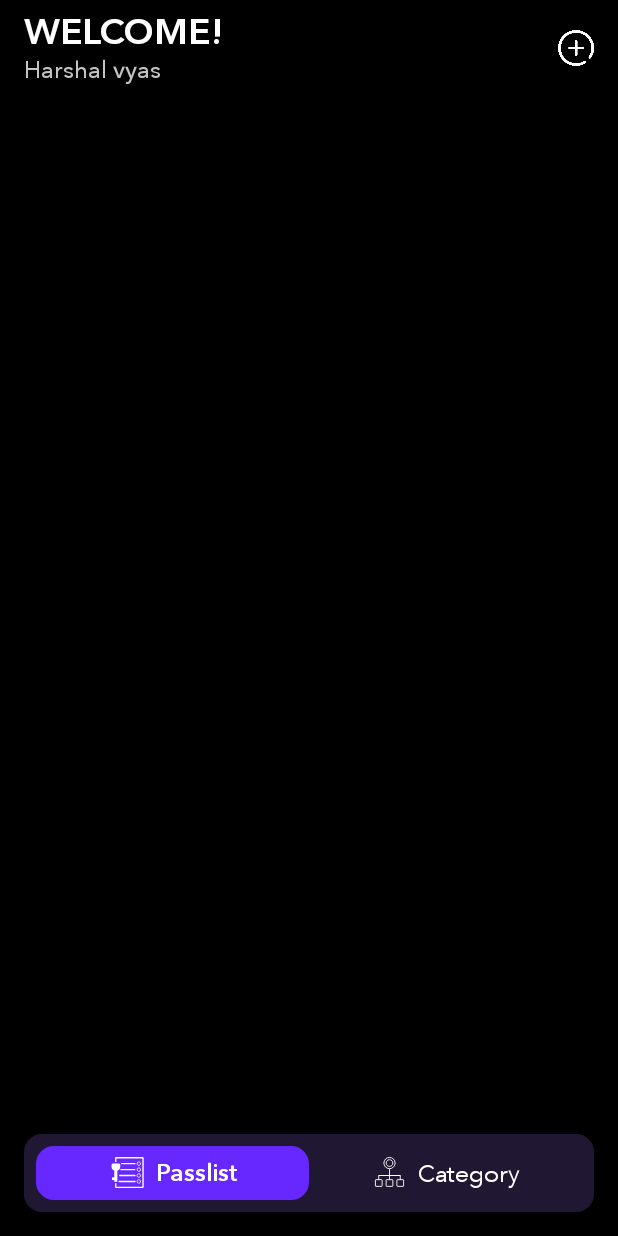
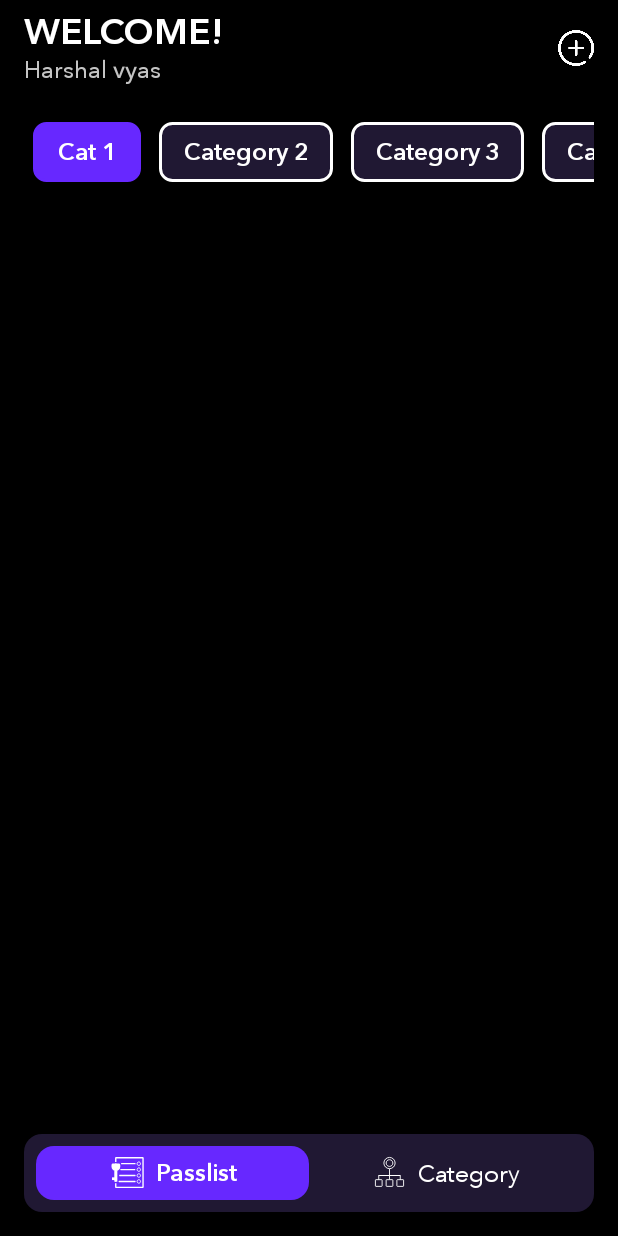
Before and after one commit to hvyas3662/Passlocker, an Android app: the MainActivity screen opened directly, with no data from a screen before it, on a phone screen of 412 x 824 dp. Run offline under Robolectric (Android 15) with nearby library versions, the phone set to English and light mode, and no system bars; our stand-ins replace Dagger/Hilt's generated code, Timber; libraries missing offline, so code that uses them is left out: com.xiaofeng.flowlayoutmanager.

Commit message:
ButtonList Fixed

```diff
--- a/app/src/main/java/com/elevationsoft/passlocker/presentation/home_screen/MainActivity.kt
+++ b/app/src/main/java/com/elevationsoft/passlocker/presentation/home_screen/MainActivity.kt
@@ -6,6 +6,8 @@ import androidx.appcompat.app.AppCompatActivity
 import com.elevationsoft.passlocker.databinding.ActivityMainBinding
 import com.elevationsoft.passlocker.presentation.add_category.AddCategoryActivity
 import com.elevationsoft.passlocker.presentation.add_credentials.AddCredentialsActivity
+import com.elevationsoft.passlocker.utils.ButtonList
+import com.elevationsoft.passlocker.utils.ContextUtils.toast
 import dagger.hilt.android.AndroidEntryPoint
 import timber.log.Timber
 
@@ -31,5 +33,26 @@ class MainActivity : AppCompatActivity() {
                 startActivity(Intent(this@MainActivity, AddCategoryActivity::class.java))
             }
         }
+        val dataList = ArrayList<String>()
+        dataList.add("Cat 1")
+        dataList.add("Category 2")
+        dataList.add("Category 3")
+        dataList.add("Category 4")
+        dataList.add("Category 5")
+        dataList.add("Category 5")
+        dataList.add("Category 7")
+        dataList.add("Category 8")
+        val btnList = ButtonList.with(this)
+            .setLayoutManager(ButtonList.LINEAR_LAYOUT_MANAGER)
+            .setOrientation(ButtonList.ORIENTATION_HORIZONTAL)
+            .setRecyclerViewHeight(48)
+            .setDataList(dataList)
+            .setSelectListener(object : ButtonList.ItemListener {
+                override fun onItemClick(item: String, index: Int) {
+                    toast("$item ($index)")
+                }
+            })
+        binding.llCatTabs.removeAllViews()
+        binding.llCatTabs.addView(btnList.createView())
     }
 }
--- a/app/src/main/java/com/elevationsoft/passlocker/utils/ButtonList.kt
+++ b/app/src/main/java/com/elevationsoft/passlocker/utils/ButtonList.kt
@@ -31,6 +31,26 @@ class ButtonList {
         var LINEAR_LAYOUT_MANAGER = 36665
         var RECYCLER_VIEW_HEIGHT_MATCH_PARENT = -100
         var RECYCLER_VIEW_HEIGHT_WRAP_CONTENT = -200
+
+        fun with(ctx: Context): ButtonList {
+            val instance = ButtonList()
+            instance.ctx = ctx
+            instance.btnBg = ContextCompat.getColor(ctx, R.color.colorOverlay1)
+            instance.btnFg = ContextCompat.getColor(ctx, R.color.textPrimary)
+            instance.btnBorder = ContextCompat.getColor(ctx, R.color.textPrimary)
+
+            instance.btnBgSelected = ContextCompat.getColor(ctx, R.color.colorAccent)
+            instance.btnFgSelected = ContextCompat.getColor(ctx, R.color.textPrimary)
+            instance.btnBorderSelected = ContextCompat.getColor(ctx, R.color.colorAccent)
+
+            instance.borderWidth = 2.dp
+            instance.borderRadius = 8.dp
+            instance.orientation = ORIENTATION_HORIZONTAL
+            instance.layoutManager = LINEAR_LAYOUT_MANAGER
+            instance.gap = 6.dp
+            instance.recyclerViewHeight = 48.dp
+            return instance
+        }
     }
 
     private lateinit var ctx: Context
@@ -60,31 +80,11 @@ class ButtonList {
 
     //data and selections
     private var dataList: ArrayList<String> = ArrayList()
-    private var selectedIndex = 0
+    private var selectedIndex = -1
     private var selectedItem: String = ""
 
 
     //getter setter
-    fun with(ctx: Context): ButtonList {
-        val instance = ButtonList()
-        instance.ctx = ctx
-        instance.btnBg = ContextCompat.getColor(ctx, R.color.colorOverlay1)
-        instance.btnFg = ContextCompat.getColor(ctx, R.color.textPrimary)
-        instance.btnBorder = ContextCompat.getColor(ctx, R.color.textPrimary)
-
-        instance.btnBgSelected = ContextCompat.getColor(ctx, R.color.colorAccent)
-        instance.btnFgSelected = ContextCompat.getColor(ctx, R.color.textPrimary)
-        instance.btnBorderSelected = ContextCompat.getColor(ctx, R.color.colorAccent)
-
-        instance.borderWidth = 2.dp
-        instance.borderRadius = 8.dp
-        instance.orientation = ORIENTATION_HORIZONTAL
-        instance.layoutManager = LINEAR_LAYOUT_MANAGER
-        instance.gap = 8.dp
-        instance.recyclerViewHeight = 48.dp
-        return instance
-    }
-
     fun setRecyclerViewHeight(dp: Int): ButtonList {
         recyclerViewHeight = dp.dp
         return this
@@ -238,6 +238,18 @@ class ButtonList {
 
 
     fun createView(): RecyclerView {
+        if (selectedIndex < 0) {
+            selectedIndex = dataList.indexOf(selectedItem)
+            if (selectedIndex < 0) {
+                selectedIndex = 0
+                selectedItem = dataList[selectedIndex]
+            }
+        } else if (dataList.size < selectedIndex) {
+            selectedIndex = 0
+            selectedItem = dataList[selectedIndex]
+        }
+
+
         rv = RecyclerView(ctx)
 
         when (recyclerViewHeight) {
@@ -331,7 +343,7 @@ class ButtonList {
 
     // class and interface
     interface ItemListener {
-        fun onItemClick(item: String?, pos: Int)
+        fun onItemClick(item: String, index: Int)
     }
 
 
@@ -352,9 +364,6 @@ class ButtonList {
             if (i == selectedIndex) {
                 holder.toggleBtn.background = makeBackgroundChecked()
                 holder.toggleBtn.setTextColor(btnFgSelected)
-            } else if (itemList[i].equals(selectedItem, ignoreCase = true)) {
-                holder.toggleBtn.background = makeBackgroundChecked()
-                holder.toggleBtn.setTextColor(btnFgSelected)
             } else {
                 holder.toggleBtn.background = makeBackgroundUnChecked()
                 holder.toggleBtn.setTextColor(btnFg)
@@ -365,18 +374,9 @@ class ButtonList {
                     return@OnClickListener
                 }
 
-                if (holder.adapterPosition == selectedIndex) {
-                    selectedItem = itemList[holder.adapterPosition]
-                } else if (itemList[holder.adapterPosition].equals(
-                        selectedItem,
-                        ignoreCase = true
-                    )
-                ) {
-                    selectedIndex = itemList.indexOf(selectedItem)
-                } else {
-                    selectedIndex = -1
-                    selectedItem = ""
-                }
+                selectedIndex = holder.adapterPosition
+                selectedItem = itemList[selectedIndex]
+
                 notifyDataSetChanged()
                 if (listener != null) {
                     listener!!.onItemClick(selectedItem, selectedIndex)
--- a/app/src/main/res/layout/activity_main.xml
+++ b/app/src/main/res/layout/activity_main.xml
@@ -71,6 +71,16 @@
         app:layout_constraintStart_toStartOf="parent"
         app:layout_constraintTop_toBottomOf="@id/cl_toolbar">
 
+        <androidx.appcompat.widget.LinearLayoutCompat
+            android:id="@+id/ll_cat_tabs"
+            android:layout_width="match_parent"
+            android:layout_height="wrap_content"
+            android:orientation="vertical"
+            android:paddingTop="16dp"
+            android:paddingBottom="16dp"
+            app:layout_constraintEnd_toEndOf="parent"
+            app:layout_constraintStart_toStartOf="parent"
+            app:layout_constraintTop_toTopOf="parent" />
 
     </androidx.constraintlayout.widget.ConstraintLayout>
 
--- a/app/src/main/res/layout/button_list_item.xml
+++ b/app/src/main/res/layout/button_list_item.xml
@@ -4,10 +4,11 @@
     android:layout_width="wrap_content"
     android:layout_height="40dp"
     android:gravity="center"
-    android:minWidth="55dp"
-    android:paddingStart="8dp"
-    android:paddingEnd="8dp"
+    android:fontFamily="@font/avenir_next_demi_bold"
+    android:minWidth="72dp"
+    android:paddingStart="16dp"
     android:singleLine="true"
+    android:paddingEnd="16dp"
     android:textAppearance="?android:attr/textAppearanceSmall"
     android:textColor="@color/textPrimary"
     android:textSize="@dimen/text_normal" />
```
